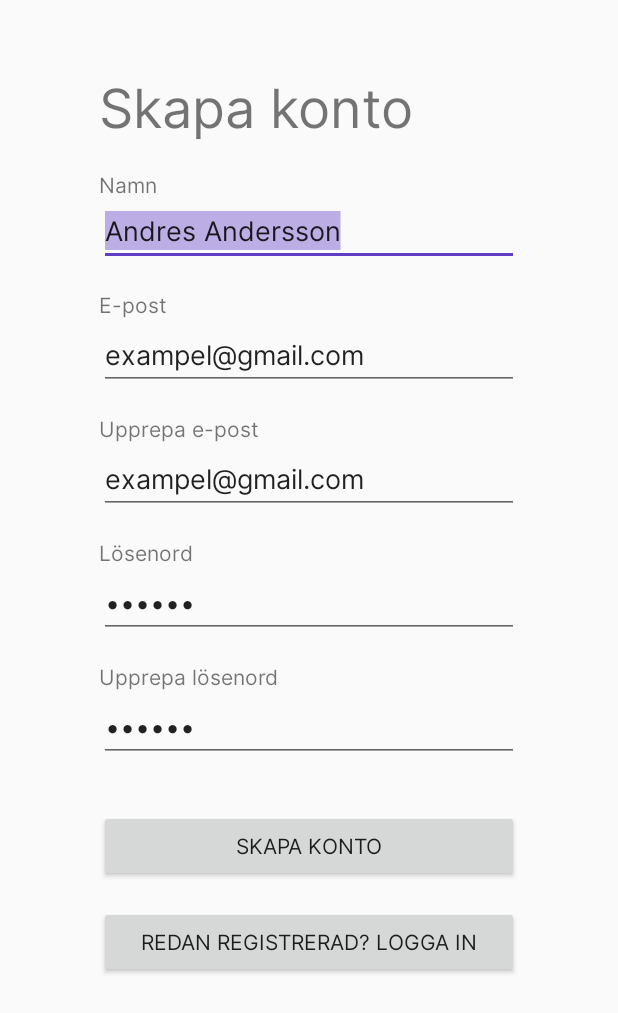
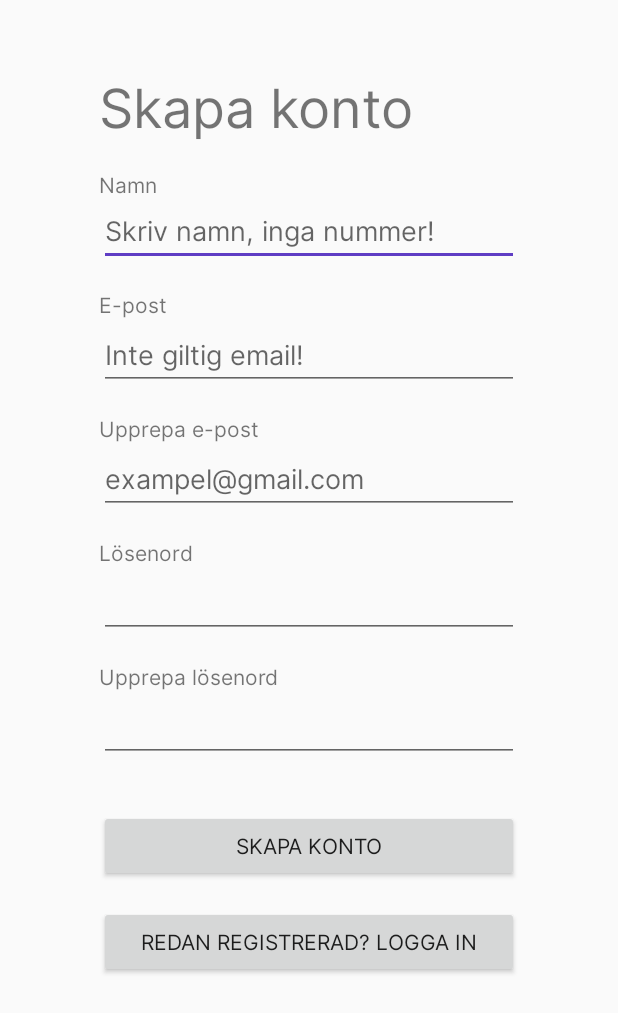
Before and after one commit to epicproject1337/project, an Android app: the SignupActivity screen opened directly, with no data from a screen before it, after a tap on "SKAPA KONTO", on a phone screen of 412 x 824 dp. Shown: the top 1013 px of the screen. Run offline under Robolectric (Android 15) with nearby library versions, the phone set to English and light mode, and no system bars; our stand-ins replace Firebase (no records; nobody signed in at launch, a user with empty details on screens opened directly).

Commit message:
basic input check on signup

```diff
--- a/app/src/main/java/com/example/boket/ui/addAd/AddAdActivity.java
+++ b/app/src/main/java/com/example/boket/ui/addAd/AddAdActivity.java
@@ -53,7 +53,7 @@ public class AddAdActivity extends AppCompatActivity {
         Bundle bundle = getIntent().getExtras();
         if (bundle != null) {
             isbn = bundle.getString("BookNumber");
-
+            Log.e("isbn", isbn);
             Book book = new Book(isbn, new Book.OnLoadCallback() {
 
 
--- a/app/src/main/java/com/example/boket/ui/camera/BarcodeScannerActivity.java
+++ b/app/src/main/java/com/example/boket/ui/camera/BarcodeScannerActivity.java
@@ -235,6 +235,7 @@ public class BarcodeScannerActivity extends AppCompatActivity {
                     Intent intent = new Intent(BarcodeScannerActivity.this, AddAdActivity.class);
                     intent.putExtras(bundle);
                     startActivity(intent);
+                    finish();
                 } else {
                     //Toast.makeText(BarcodeScannerActivity.this, "Inte giltig ISBN", Toast.LENGTH_LONG).show();
                 }
--- a/app/src/main/java/com/example/boket/ui/login/SignupActivity.java
+++ b/app/src/main/java/com/example/boket/ui/login/SignupActivity.java
@@ -56,11 +56,52 @@ public class SignupActivity extends AppCompatActivity {
         signupButton.setOnClickListener(new View.OnClickListener() {
             @Override
             public void onClick(View v) {
-//                loadingProgressBar.setVisibility(View.VISIBLE);
-                signup(nameEditText.getText().toString(), emailEditText.getText().toString(),
-                        emailConfirmEditText.getText().toString(), passwordEditText.getText().toString(),
-                        passwordConfirmEditText.getText().toString());
+                //loadingProgressBar.setVisibility(View.VISIBLE);
 
+                if (!checkInputs()) {
+                    Log.e("SIGNUP", "SIGNUP NOT VALID");
+                    return;
+                }
+
+                String name = nameEditText.getText().toString();
+                String email = emailEditText.getText().toString();
+                String emailConfirm = emailConfirmEditText.getText().toString();
+                String password = emailConfirmEditText.getText().toString();
+                String passwordConfirm = passwordConfirmEditText.getText().toString();
+
+                signup(name, email, emailConfirm, password, passwordConfirm);
+
+            }
+
+            private boolean checkInputs() {
+
+                boolean inputCorrect = true;
+                String name = nameEditText.getText().toString();
+                if (name.length() <= 0 || name.matches(".*\\d.*")) {
+                    inputCorrect = false;
+                    nameEditText.getText().clear();
+                    nameEditText.setHint("Skriv namn, inga nummer!");
+                }
+                String email = emailEditText.getText().toString();
+                if (email.length() <= 0 || !email.matches("^.+@.+\\..+$")) {
+                    inputCorrect = false;
+                    emailEditText.getText().clear();
+                    emailEditText.setHint("Inte giltig email!");
+                }
+                String emailconf = emailConfirmEditText.getText().toString();
+                if (!emailconf.equals(email)) {
+                    inputCorrect = false;
+                    emailConfirmEditText.getText().clear();
+                    emailConfirmEditText.setHint("Upprepa samma mail!");
+                }
+                String passConf = passwordConfirmEditText.getText().toString();
+                String pass = passwordEditText.getText().toString();
+                if (!passConf.equals(pass)) {
+                    inputCorrect = false;
+                    passwordConfirmEditText.getText().clear();
+                    passwordConfirmEditText.setHint("Upprepa samma lösenord!");
+                }
+                return inputCorrect;
             }
         });
 
--- a/app/src/main/res/layout/activity_login.xml
+++ b/app/src/main/res/layout/activity_login.xml
@@ -53,7 +53,7 @@
         android:layout_marginRight="100dp"
         android:layout_marginBottom="64dp"
         android:enabled="false"
-        android:text="@string/action_sign_in"
+        android:text="Sign in"
         app:layout_constraintBottom_toBottomOf="parent"
         app:layout_constraintEnd_toEndOf="parent"
         app:layout_constraintStart_toStartOf="parent"
--- a/app/src/main/res/layout/activity_signup.xml
+++ b/app/src/main/res/layout/activity_signup.xml
@@ -116,9 +116,9 @@
         android:layout_marginEnd="50dp"
         android:layout_marginRight="50dp"
         android:ems="10"
+        android:hint="Andres Andersson"
         android:inputType="textPersonName"
         android:selectAllOnFocus="true"
-        android:text="Andres Andersson"
         app:layout_constraintEnd_toEndOf="parent"
         app:layout_constraintStart_toStartOf="parent"
         app:layout_constraintTop_toBottomOf="@+id/textView2" />
@@ -132,9 +132,9 @@
         android:layout_marginEnd="50dp"
         android:layout_marginRight="50dp"
         android:ems="10"
+        android:hint="exampel@gmail.com"
         android:inputType="textEmailAddress"
         android:selectAllOnFocus="true"
-        android:text="exampel@gmail.com"
         app:layout_constraintEnd_toEndOf="parent"
         app:layout_constraintStart_toStartOf="parent"
         app:layout_constraintTop_toBottomOf="@+id/textView5" />
@@ -148,9 +148,9 @@
         android:layout_marginEnd="50dp"
         android:layout_marginRight="50dp"
         android:ems="10"
+        android:hint="exampel@gmail.com"
         android:inputType="textEmailAddress"
         android:selectAllOnFocus="true"
-        android:text="exampel@gmail.com"
         app:layout_constraintEnd_toEndOf="parent"
         app:layout_constraintStart_toStartOf="parent"
         app:layout_constraintTop_toBottomOf="@+id/textView7" />
@@ -166,7 +166,6 @@
         android:ems="10"
         android:inputType="textPassword"
         android:selectAllOnFocus="true"
-        android:text="hej123"
         app:layout_constraintEnd_toEndOf="parent"
         app:layout_constraintStart_toStartOf="parent"
         app:layout_constraintTop_toBottomOf="@+id/textView9" />
@@ -182,7 +181,6 @@
         android:ems="10"
         android:inputType="textPassword"
         android:selectAllOnFocus="true"
-        android:text="hej123"
         app:layout_constraintEnd_toEndOf="parent"
         app:layout_constraintStart_toStartOf="parent"
         app:layout_constraintTop_toBottomOf="@+id/textView11" />
```
